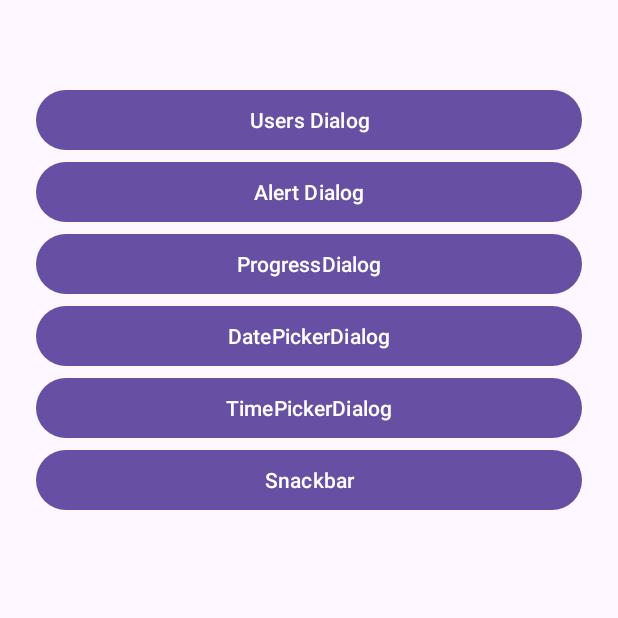
After one commit to nmortezamt/android_profile, an Android app: the DialogActivity screen opened directly, with no data from a screen before it, on a phone screen of 412 x 824 dp, the top half of it. The commit adds this screen. Run offline under Robolectric (Android 15) with nearby library versions, the phone set to English and light mode, and no system bars.

Commit message:
adding dialog task

```diff
--- a/app/src/main/AndroidManifest.xml
+++ b/app/src/main/AndroidManifest.xml
@@ -14,6 +14,7 @@
         tools:targetApi="31">
         <activity android:name=".tasks.userinfo.UserInfoActivity" />
         <activity android:name=".tasks.userinfo.DisplayUserInfoActivity" />
+        <activity android:name=".tasks.dialog.DialogActivity" />
         <activity
             android:name=".MainActivity"
             android:exported="true">
--- /dev/null
+++ b/app/src/main/java/com/example/v2/tasks/dialog/OnUserClickListener.java
@@ -0,0 +1,5 @@
+package com.example.v2.tasks.dialog;
+
+public interface OnUserClickListener {
+    void onUserClick(UserModel user);
+}
--- /dev/null
+++ b/app/src/main/res/layout/activity_dialog.xml
@@ -0,0 +1,53 @@
+<?xml version="1.0" encoding="utf-8"?>
+<androidx.constraintlayout.widget.ConstraintLayout xmlns:android="http://schemas.android.com/apk/res/android"
+    xmlns:app="http://schemas.android.com/apk/res-auto"
+    xmlns:tools="http://schemas.android.com/tools"
+    android:id="@+id/main"
+    android:layout_width="match_parent"
+    android:layout_height="match_parent"
+    tools:context=".tasks.dialog.DialogActivity">
+
+    <LinearLayout xmlns:android="http://schemas.android.com/apk/res/android"
+        android:orientation="vertical"
+        android:padding="24dp"
+        android:layout_marginTop="32dp"
+        android:layout_width="match_parent"
+        android:layout_height="match_parent">
+
+        <Button
+            android:id="@+id/btnUserDialog"
+            android:text="Users Dialog"
+            android:layout_width="match_parent"
+            android:layout_height="wrap_content" />
+
+        <Button
+            android:id="@+id/btnAlertDialog"
+            android:text="Alert Dialog"
+            android:layout_width="match_parent"
+            android:layout_height="wrap_content" />
+        <Button
+            android:id="@+id/btnProgressDialog"
+            android:text="ProgressDialog"
+            android:layout_width="match_parent"
+            android:layout_height="wrap_content" />
+        <Button
+            android:id="@+id/btnDatePickerDialog"
+            android:text="DatePickerDialog"
+            android:layout_width="match_parent"
+            android:layout_height="wrap_content" />
+
+        <Button
+            android:id="@+id/btnTimePickerDialog"
+            android:text="TimePickerDialog"
+            android:layout_width="match_parent"
+            android:layout_height="wrap_content" />
+
+        <Button
+            android:id="@+id/btnSnackBarDialog"
+            android:text="Snackbar"
+            android:layout_width="match_parent"
+            android:layout_height="wrap_content" />
+
+    </LinearLayout>
+
+</androidx.constraintlayout.widget.ConstraintLayout>
--- a/app/src/main/res/layout/activity_main.xml
+++ b/app/src/main/res/layout/activity_main.xml
@@ -20,6 +20,12 @@
             android:layout_width="match_parent"
             android:layout_height="wrap_content" />
 
+        <Button
+            android:id="@+id/btnTaskTwo"
+            android:text="T_Dialog"
+            android:layout_width="match_parent"
+            android:layout_height="wrap_content" />
+
 
     </LinearLayout>
 
--- /dev/null
+++ b/app/src/main/res/layout/item_vertical_list.xml
@@ -0,0 +1,5 @@
+<androidx.recyclerview.widget.RecyclerView xmlns:android="http://schemas.android.com/apk/res/android"
+    android:id="@+id/rvHorizontalUsers"
+    android:layout_width="match_parent"
+    android:layout_height="wrap_content"
+    android:padding="8dp" />
```
Also changed, not shown: app/src/main/java/com/example/v2/MainActivity.java (+6 -1 lines), app/src/main/java/com/example/v2/tasks/dialog/DialogActivity.java (added, +166 -0 lines), app/src/main/java/com/example/v2/tasks/dialog/UserModel.java (added, +19 -0 lines), app/src/main/java/com/example/v2/tasks/dialog/UserRowAdapter.java (added, +59 -0 lines), app/src/main/java/com/example/v2/tasks/dialog/UserSectionAdapter.java (added, +53 -0 lines), app/src/main/res/layout/dialog_nested_list.xml (added, +31 -0 lines), app/src/main/res/layout/item_horizontal_user.xml (added, +27 -0 lines).
